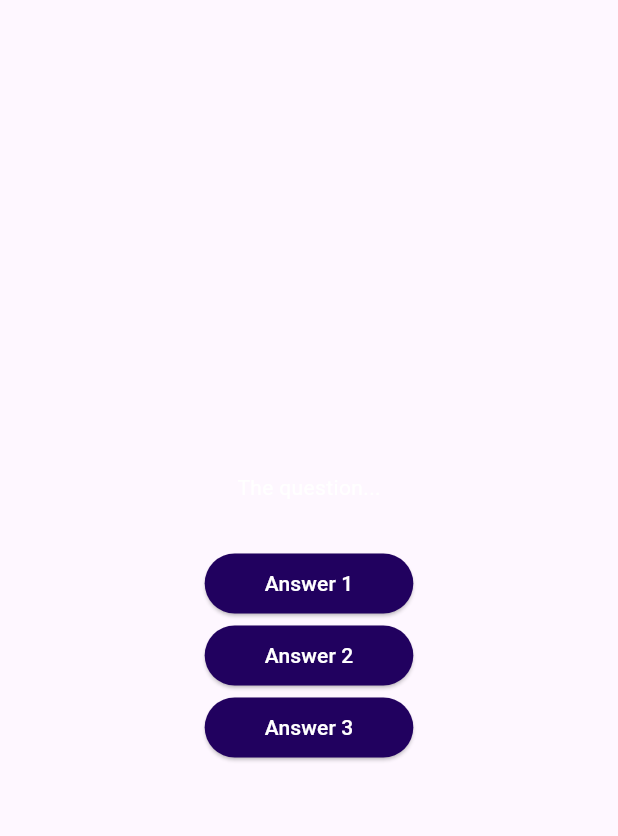
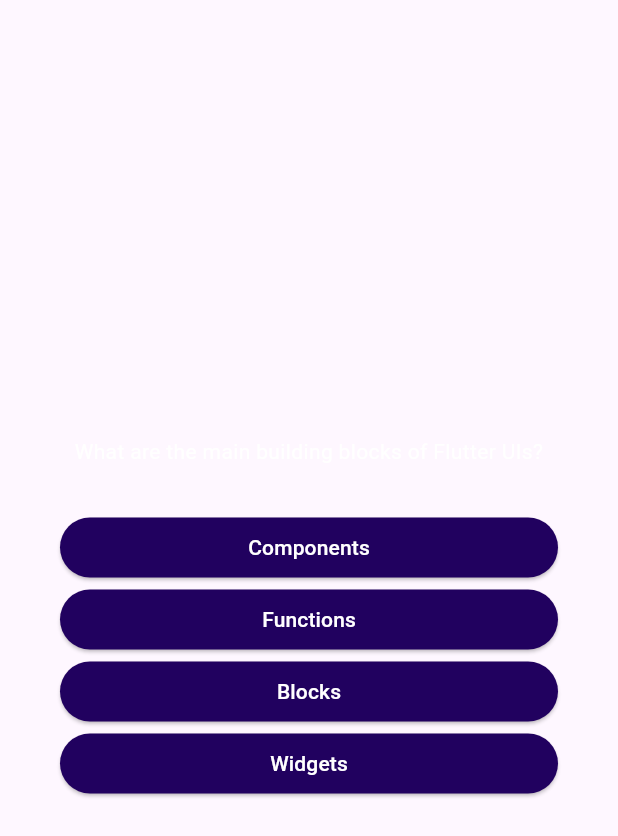
Before and after one commit to aronipurwanto/dsp-flutter-mobile, a Flutter app: the QuestionScreen widget shown alone on an empty page, opened directly, on a phone screen of 412 x 824 dp. Shown: the top 836 px of the screen. Run offline on Flutter 3.47's test engine with Material 3 defaults, Android fonts, the phone set to English and light mode, and no system bars.

Commit message:
feat: complete question

```diff
--- a/flutter_adv_basic/lib/answer_button.dart
+++ b/flutter_adv_basic/lib/answer_button.dart
@@ -1,4 +1,3 @@
-import 'package:flutter/cupertino.dart';
 import 'package:flutter/material.dart';
 
 class AnswerButton extends StatelessWidget {
--- a/flutter_adv_basic/lib/models/quiz_question.dart
+++ b/flutter_adv_basic/lib/models/quiz_question.dart
@@ -3,4 +3,10 @@ class QuizQuestion {
   final List<String> answers;
 
   const QuizQuestion(this.text, this.answers);
+
+  List<String> getShuffledAnswers() {
+    final shuffledList = List.of(answers);
+    shuffledList.shuffle();
+    return shuffledList;
+  }
 }
--- a/flutter_adv_basic/lib/question_screen.dart
+++ b/flutter_adv_basic/lib/question_screen.dart
@@ -1,6 +1,7 @@
 import 'package:flutter/material.dart';
 
 import 'answer_button.dart';
+import 'data/questions.dart';
 
 class QuestionScreen extends StatefulWidget {
   const QuestionScreen({super.key});
@@ -12,33 +13,44 @@ class QuestionScreen extends StatefulWidget {
 }
 
 class _QuestionScreenState extends State<QuestionScreen> {
+  var currentQuestionIndex = 0;
+
+  void answerQuestion() {
+    // currentQuestionIndex = currentQuestionIndex + 1;
+    // currentQuestionIndex += 1;
+    setState(() {
+      currentQuestionIndex++; // increments the value by 1
+    });
+  }
+
   @override
   Widget build(BuildContext context) {
+    final currentQuestion = questions[currentQuestionIndex];
+
     return SizedBox(
       width: double.infinity,
+      child: Container(
+        margin: const EdgeInsets.all(40),
         child: Column(
           mainAxisAlignment: MainAxisAlignment.center,
+          crossAxisAlignment: CrossAxisAlignment.stretch,
           children: [
-          const Text(
-            'The question...',
-            style: TextStyle(
+            Text(
+              currentQuestion.text,
+              style: const TextStyle(
                 color: Colors.white,
               ),
+              textAlign: TextAlign.center,
             ),
             const SizedBox(height: 30),
-          AnswerButton(
-            answerText: 'Answer 1',
-            onTap: () {},
+            ...currentQuestion.getShuffledAnswers().map((answer) {
+              return AnswerButton(
+                answerText: answer,
+                onTap: answerQuestion,
+              );
+            })
+          ],
         ),
-          AnswerButton(
-            answerText: 'Answer 2',
-            onTap: () {},
-          ),
-          AnswerButton(
-            answerText: 'Answer 3',
-            onTap: () {},
-          ),
-        ],
       ),
     );
   }
```
Also changed, not shown: flutter_adv_basic/lib/quiz.dart (+4 -9 lines), flutter_adv_basic/lib/start_screen.dart (+16 -4 lines), flutter_adv_basic/lib/data/questions.dart (renamed from flutter_adv_basic/lib/data/qestions.dart). Lines whose indentation alone changed are shown as unchanged.
